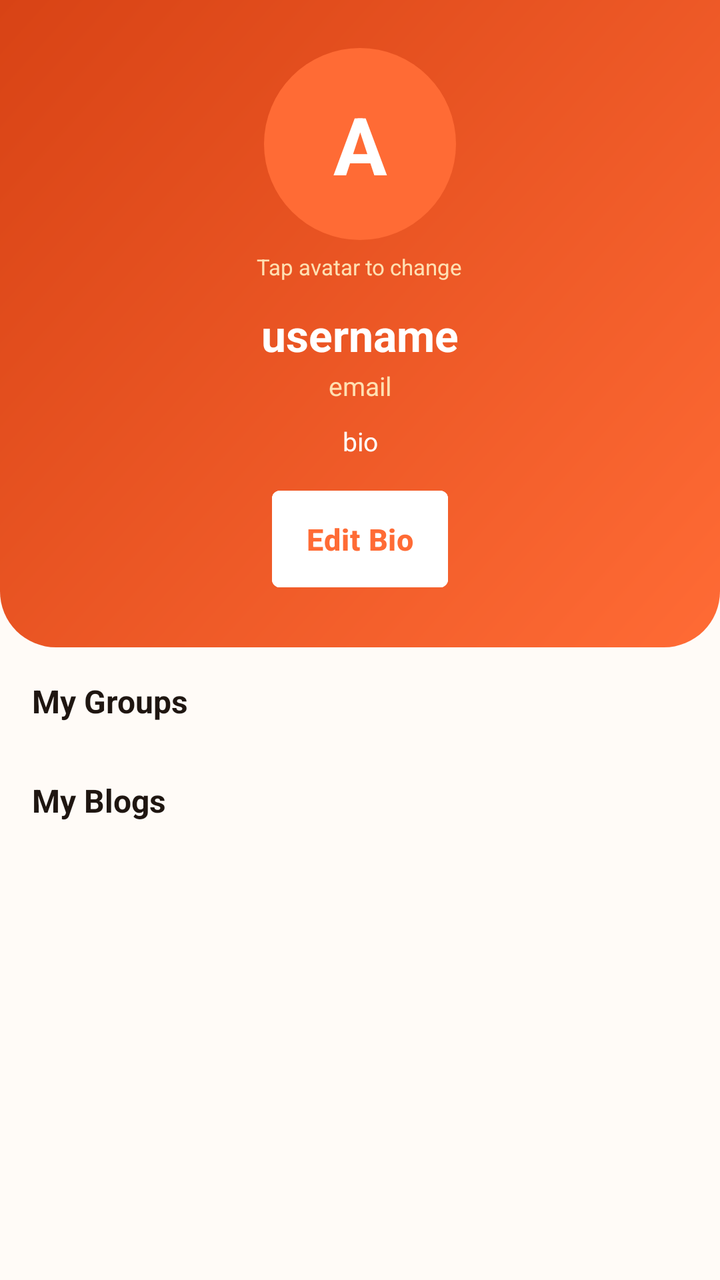
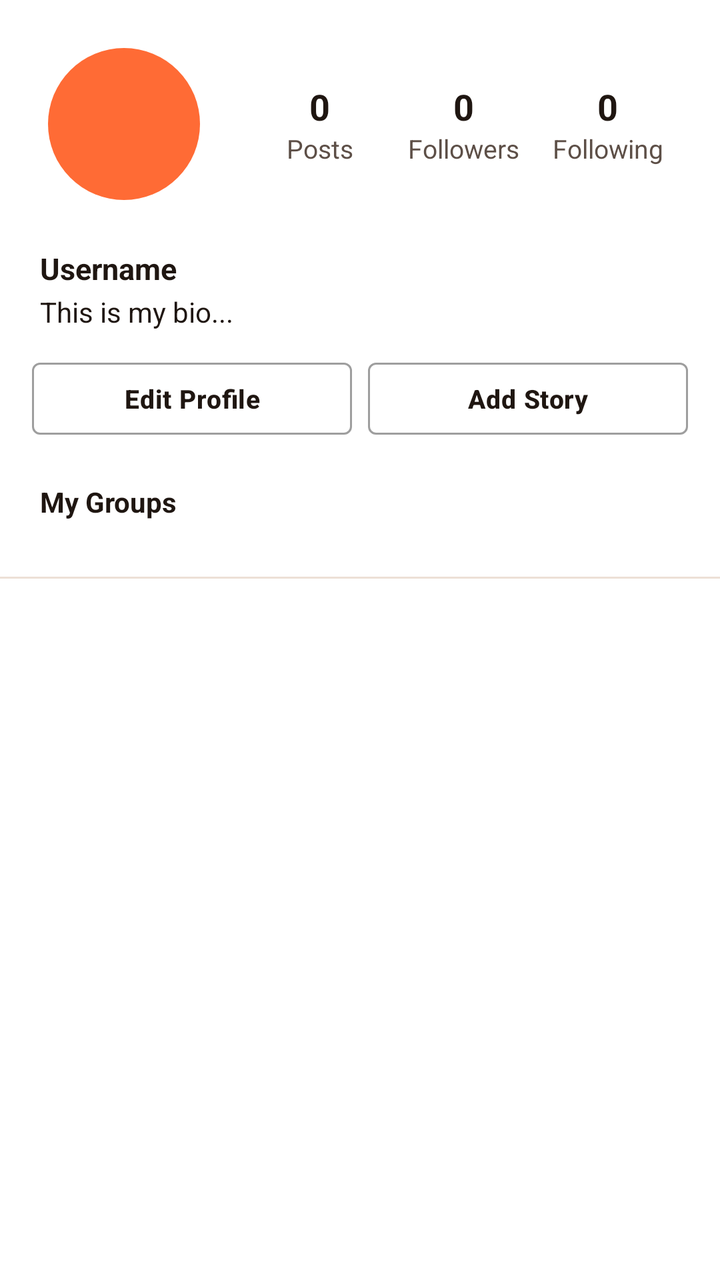

An Android layout rendered at two revisions. The XML below is the earlier revision; the diff shows what the commit changed to produce the second picture.
<!-- AndroidManifest.xml: application theme Theme.BlogSphere -->
<!-- res/layout/fragment_profile.xml -->
<?xml version="1.0" encoding="utf-8"?>
<androidx.core.widget.NestedScrollView xmlns:android="http://schemas.android.com/apk/res/android"
    xmlns:app="http://schemas.android.com/apk/res-auto"
    android:layout_width="match_parent"
    android:layout_height="match_parent"
    android:background="?android:colorBackground">

    <LinearLayout
        android:layout_width="match_parent"
        android:layout_height="wrap_content"
        android:orientation="vertical">

        
        <LinearLayout
            android:layout_width="match_parent"
            android:layout_height="wrap_content"
            android:background="@drawable/bg_nav_header"
            android:gravity="center"
            android:orientation="vertical"
            android:padding="24dp">

            <FrameLayout
                android:id="@+id/avatarContainer"
                android:layout_width="96dp"
                android:layout_height="96dp"
                android:clickable="true"
                android:focusable="true"
                android:background="?attr/selectableItemBackgroundBorderless">

                <View
                    android:id="@+id/avatarBg"
                    android:layout_width="match_parent"
                    android:layout_height="match_parent"
                    android:background="@drawable/bg_circle" />

                <TextView
                    android:id="@+id/avatarInitial"
                    android:layout_width="match_parent"
                    android:layout_height="match_parent"
                    android:gravity="center"
                    android:text="A"
                    android:textColor="@color/white"
                    android:textSize="40sp"
                    android:textStyle="bold" />

                <ImageView
                    android:id="@+id/avatarImage"
                    android:layout_width="match_parent"
                    android:layout_height="match_parent"
                    android:scaleType="centerCrop"
                    android:visibility="gone" />
            </FrameLayout>

            <TextView
                android:layout_width="wrap_content"
                android:layout_height="wrap_content"
                android:layout_marginTop="6dp"
                android:text="Tap avatar to change"
                android:textColor="@color/purple_light"
                android:textSize="11sp" />

            <TextView
                android:id="@+id/username"
                android:layout_width="wrap_content"
                android:layout_height="wrap_content"
                android:layout_marginTop="12dp"
                android:text="username"
                android:textColor="@color/white"
                android:textSize="22sp"
                android:textStyle="bold" />

            <TextView
                android:id="@+id/email"
                android:layout_width="wrap_content"
                android:layout_height="wrap_content"
                android:layout_marginTop="2dp"
                android:text="email"
                android:textColor="@color/purple_light"
                android:textSize="13sp" />

            <TextView
                android:id="@+id/bio"
                android:layout_width="match_parent"
                android:layout_height="wrap_content"
                android:layout_marginTop="10dp"
                android:gravity="center"
                android:text="bio"
                android:textColor="@color/white"
                android:textSize="13sp" />

            <com.google.android.material.button.MaterialButton
                android:id="@+id/btnEditBio"
                style="@style/Widget.MaterialComponents.Button.OutlinedButton"
                android:layout_width="wrap_content"
                android:layout_height="wrap_content"
                android:layout_marginTop="10dp"
                android:backgroundTint="@color/white"
                android:text="Edit Bio"
                android:textColor="@color/purple_primary"
                app:strokeColor="@color/white" />
        </LinearLayout>

        
        <TextView
            android:layout_width="wrap_content"
            android:layout_height="wrap_content"
            android:layout_marginHorizontal="16dp"
            android:layout_marginTop="16dp"
            android:text="My Groups"
            android:textColor="?attr/colorOnSurface"
            android:textSize="16sp"
            android:textStyle="bold" />

        <TextView
            android:id="@+id/emptyGroups"
            android:layout_width="wrap_content"
            android:layout_height="wrap_content"
            android:layout_marginHorizontal="16dp"
            android:layout_marginTop="6dp"
            android:text="@string/empty_groups"
            android:textColor="@color/on_surface_variant_light"
            android:textSize="13sp"
            android:visibility="gone" />

        <androidx.recyclerview.widget.RecyclerView
            android:id="@+id/rvGroups"
            android:layout_width="match_parent"
            android:layout_height="wrap_content"
            android:layout_marginTop="8dp"
            android:clipToPadding="false"
            android:orientation="horizontal"
            android:paddingHorizontal="12dp"
            android:scrollbars="none" />

        
        <TextView
            android:layout_width="wrap_content"
            android:layout_height="wrap_content"
            android:layout_marginHorizontal="16dp"
            android:layout_marginTop="20dp"
            android:text="My Blogs"
            android:textColor="?attr/colorOnSurface"
            android:textSize="16sp"
            android:textStyle="bold" />

        <TextView
            android:id="@+id/emptyBlogs"
            android:layout_width="wrap_content"
            android:layout_height="wrap_content"
            android:layout_marginHorizontal="16dp"
            android:layout_marginTop="6dp"
            android:text="@string/empty_my_blogs"
            android:textColor="@color/on_surface_variant_light"
            android:textSize="13sp"
            android:visibility="gone" />

        <androidx.recyclerview.widget.RecyclerView
            android:id="@+id/rvBlogs"
            android:layout_width="match_parent"
            android:layout_height="wrap_content"
            android:layout_marginTop="8dp"
            android:nestedScrollingEnabled="false"
            android:paddingBottom="24dp" />
    </LinearLayout>
</androidx.core.widget.NestedScrollView>
<!-- resources referenced by this layout -->
<resources>
  <color name="on_surface_variant_light">#5D4F47</color>
  <color name="purple_light">#FFE0B2</color>
  <color name="purple_primary">#FF6B35</color>
  <color name="white">#FFFFFF</color>
  <!-- drawable bg_circle (drawable) -->
  <?xml version="1.0" encoding="utf-8"?>
  <shape xmlns:android="http://schemas.android.com/apk/res/android"
      android:shape="oval">
      <solid android:color="@color/purple_primary" />
  </shape>
  <!-- drawable bg_nav_header (drawable) -->
  <?xml version="1.0" encoding="utf-8"?>
  <shape xmlns:android="http://schemas.android.com/apk/res/android"
      android:shape="rectangle">
      <gradient
          android:startColor="@color/purple_primary"
          android:endColor="@color/purple_primary_dark"
          android:angle="135" />
      <corners
          android:bottomLeftRadius="28dp"
          android:bottomRightRadius="28dp" />
  </shape>
  <string name="empty_groups">You haven\'t joined any groups yet.</string>
  <string name="empty_my_blogs">You haven\'t posted anything yet.</string>
  <style name="Theme.BlogSphere" parent="Theme.MaterialComponents.DayNight.NoActionBar">
          <item name="colorPrimary">@color/purple_primary</item>
          <item name="colorPrimaryVariant">@color/purple_primary_dark</item>
          <item name="colorOnPrimary">@color/white</item>
          <item name="colorSecondary">@color/pink_accent</item>
          <item name="colorSecondaryVariant">@color/pink_accent</item>
          <item name="colorOnSecondary">@color/black</item>
          <item name="android:colorBackground">@color/bg_light</item>
          <item name="colorSurface">@color/surface_light</item>
          <item name="colorOnSurface">@color/on_surface_light</item>
          <item name="android:statusBarColor">@color/purple_primary_dark</item>
          <item name="android:windowLightStatusBar">false</item>
          <item name="materialButtonStyle">@style/PrimaryButtonStyle</item>
      </style>
  <color name="purple_primary_dark">#D84315</color>
  <color name="pink_accent">#FFAB40</color>
  <color name="black">#000000</color>
  <color name="bg_light">#FFFBF7</color>
  <color name="surface_light">#FFFFFF</color>
  <color name="on_surface_light">#1F1611</color>
  <style name="PrimaryButtonStyle" parent="Widget.MaterialComponents.Button">
          <item name="cornerRadius">14dp</item>
          <item name="android:textSize">15sp</item>
          <item name="android:textAllCaps">false</item>
          <item name="android:letterSpacing">0.02</item>
          <item name="android:paddingVertical">14dp</item>
          <item name="android:textStyle">bold</item>
          <item name="elevation">0dp</item>
      </style>
</resources>

<!-- the commit's change to res/layout/fragment_profile.xml (unified diff, before → after) -->
@@ -3,124 +3,215 @@
     xmlns:app="http://schemas.android.com/apk/res-auto"
     android:layout_width="match_parent"
     android:layout_height="match_parent"
-    android:background="?android:colorBackground">
+    android:background="?attr/colorSurface">
 
     <LinearLayout
         android:layout_width="match_parent"
         android:layout_height="wrap_content"
-        android:orientation="vertical">
+        android:orientation="vertical"
+        android:paddingBottom="24dp">
 
         
         <LinearLayout
             android:layout_width="match_parent"
             android:layout_height="wrap_content"
-            android:background="@drawable/bg_nav_header"
-            android:gravity="center"
-            android:orientation="vertical"
-            android:padding="24dp">
+            android:orientation="horizontal"
+            android:padding="20dp"
+            android:gravity="center_vertical">
 
             <FrameLayout
                 android:id="@+id/avatarContainer"
-                android:layout_width="96dp"
-                android:layout_height="96dp"
-                android:clickable="true"
-                android:focusable="true"
-                android:background="?attr/selectableItemBackgroundBorderless">
+                android:layout_width="84dp"
+                android:layout_height="84dp">
 
                 <View
-                    android:id="@+id/avatarBg"
+                    android:id="@+id/storyRing"
                     android:layout_width="match_parent"
                     android:layout_height="match_parent"
-                    android:background="@drawable/bg_circle" />
-
-                <TextView
-                    android:id="@+id/avatarInitial"
+                    android:background="@drawable/bg_story_ring"
+                    android:visibility="gone" />
+
+                <FrameLayout
                     android:layout_width="match_parent"
                     android:layout_height="match_parent"
+                    android:layout_margin="4dp">
+                    <View
+                        android:id="@+id/avatarBg"
+                        android:layout_width="match_parent"
+                        android:layout_height="match_parent"
+                        android:background="@drawable/bg_circle" />
+                    <TextView
+                        android:id="@+id/avatarInitial"
+                        android:layout_width="match_parent"
+                        android:layout_height="match_parent"
+                        android:gravity="center"
+                        android:textColor="@color/white"
+                        android:textSize="32sp"
+                        android:textStyle="bold" />
+                    <com.google.android.material.imageview.ShapeableImageView
+                        android:id="@+id/avatarImage"
+                        android:layout_width="match_parent"
+                        android:layout_height="match_parent"
+                        android:scaleType="centerCrop"
+                        android:visibility="gone"
+                        android:contentDescription="@null"
+                        app:shapeAppearanceOverlay="@style/CircleAvatar" />
+                </FrameLayout>
+            </FrameLayout>
+
+            <LinearLayout
+                android:layout_width="0dp"
+                android:layout_height="wrap_content"
+                android:layout_weight="1"
+                android:orientation="horizontal"
+                android:gravity="center"
+                android:layout_marginStart="20dp">
+
+                <LinearLayout
+                    android:id="@+id/statPosts"
+                    android:layout_width="0dp"
+                    android:layout_height="wrap_content"
+                    android:layout_weight="1"
+                    android:orientation="vertical"
+                    android:gravity="center">
+                    <TextView
+                        android:id="@+id/countPosts"
+                        android:layout_width="wrap_content"
+                        android:layout_height="wrap_content"
+                        android:text="0"
+                        android:textColor="?attr/colorOnSurface"
+                        android:textStyle="bold"
+                        android:textSize="18sp" />
+                    <TextView
+                        android:layout_width="wrap_content"
+                        android:layout_height="wrap_content"
+                        android:text="Posts"
+                        android:textColor="@color/on_surface_variant_light"
+                        android:textSize="13sp" />
+                </LinearLayout>
+
+                <LinearLayout
+                    android:id="@+id/statFollowers"
+                    android:layout_width="0dp"
+                    android:layout_height="wrap_content"
+                    android:layout_weight="1"
+                    android:orientation="vertical"
                     android:gravity="center"
-                    android:text="A"
-                    android:textColor="@color/white"
-                    android:textSize="40sp"
-                    android:textStyle="bold" />
-
-                <ImageView
-                    android:id="@+id/avatarImage"
-                    android:layout_width="match_parent"
-                    android:layout_height="match_parent"
-                    android:scaleType="centerCrop"
-                    android:visibility="gone" />
-            </FrameLayout>
-
-            <TextView
-                android:layout_width="wrap_content"
-                android:layout_height="wrap_content"
-                android:layout_marginTop="6dp"
-                android:text="Tap avatar to change"
-                android:textColor="@color/purple_light"
-                android:textSize="11sp" />
-
+                    android:background="?attr/selectableItemBackground"
+                    android:clickable="true"
+                    android:focusable="true">
+                    <TextView
+                        android:id="@+id/countFollowers"
+                        android:layout_width="wrap_content"
+                        android:layout_height="wrap_content"
+                        android:text="0"
+                        android:textColor="?attr/colorOnSurface"
+                        android:textStyle="bold"
+                        android:textSize="18sp" />
+                    <TextView
+                        android:layout_width="wrap_content"
+                        android:layout_height="wrap_content"
+                        android:text="Followers"
+                        android:textColor="@color/on_surface_variant_light"
+                        android:textSize="13sp" />
+                </LinearLayout>
+
+                <LinearLayout
+                    android:id="@+id/statFollowing"
+                    android:layout_width="0dp"
+                    android:layout_height="wrap_content"
+                    android:layout_weight="1"
+                    android:orientation="vertical"
+                    android:gravity="center"
+                    android:background="?attr/selectableItemBackground"
+                    android:clickable="true"
+                    android:focusable="true">
+                    <TextView
+                        android:id="@+id/countFollowing"
+                        android:layout_width="wrap_content"
+                        android:layout_height="wrap_content"
+                        android:text="0"
+                        android:textColor="?attr/colorOnSurface"
+                        android:textStyle="bold"
+                        android:textSize="18sp" />
+                    <TextView
+                        android:layout_width="wrap_content"
+                        android:layout_height="wrap_content"
+                        android:text="Following"
+                        android:textColor="@color/on_surface_variant_light"
+                        android:textSize="13sp" />
+                </LinearLayout>
+            </LinearLayout>
+        </LinearLayout>
+
+        <LinearLayout
+            android:layout_width="match_parent"
+            android:layout_height="wrap_content"
+            android:orientation="vertical"
+            android:paddingHorizontal="20dp">
             <TextView
                 android:id="@+id/username"
                 android:layout_width="wrap_content"
                 android:layout_height="wrap_content"
-                android:layout_marginTop="12dp"
-                android:text="username"
-                android:textColor="@color/white"
-                android:textSize="22sp"
-                android:textStyle="bold" />
-
-            <TextView
-                android:id="@+id/email"
-                android:layout_width="wrap_content"
-                android:layout_height="wrap_content"
-                android:layout_marginTop="2dp"
-                android:text="email"
-                android:textColor="@color/purple_light"
-                android:textSize="13sp" />
-
+                android:text="Username"
+                android:textColor="?attr/colorOnSurface"
+                android:textStyle="bold"
+                android:textSize="15sp" />
             <TextView
                 android:id="@+id/bio"
                 android:layout_width="match_parent"
                 android:layout_height="wrap_content"
-                android:layout_marginTop="10dp"
-                android:gravity="center"
-                android:text="bio"
-                android:textColor="@color/white"
-                android:textSize="13sp" />
-
+                android:layout_marginTop="2dp"
+                android:text="This is my bio..."
+                android:textColor="?attr/colorOnSurface"
+                android:textSize="14sp" />
+        </LinearLayout>
+
+        <LinearLayout
+            android:layout_width="match_parent"
+            android:layout_height="wrap_content"
+            android:orientation="horizontal"
+            android:paddingHorizontal="16dp"
+            android:layout_marginTop="16dp">
             <com.google.android.material.button.MaterialButton
-                android:id="@+id/btnEditBio"
+                android:id="@+id/btnEditProfile"
                 style="@style/Widget.MaterialComponents.Button.OutlinedButton"
-                android:layout_width="wrap_content"
-                android:layout_height="wrap_content"
-                android:layout_marginTop="10dp"
-                android:backgroundTint="@color/white"
-                android:text="Edit Bio"
-                android:textColor="@color/purple_primary"
-                app:strokeColor="@color/white" />
+                android:layout_width="0dp"
+                android:layout_height="36dp"
+                android:layout_weight="1"
+                android:text="Edit Profile"
+                android:textSize="13sp"
+                android:padding="0dp"
+                android:insetTop="0dp"
+                android:insetBottom="0dp"
+                app:strokeColor="@color/grey_heart"
+                android:textColor="?attr/colorOnSurface" />
+            <com.google.android.material.button.MaterialButton
+                android:id="@+id/btnAddStory"
+                style="@style/Widget.MaterialComponents.Button.OutlinedButton"
+                android:layout_width="0dp"
+                android:layout_height="36dp"
+                android:layout_weight="1"
+                android:layout_marginStart="8dp"
+                android:text="Add Story"
+                android:textSize="13sp"
+                android:padding="0dp"
+                android:insetTop="0dp"
+                android:insetBottom="0dp"
+                app:strokeColor="@color/grey_heart"
+                android:textColor="?attr/colorOnSurface" />
         </LinearLayout>
 
         
         <TextView
             android:layout_width="wrap_content"
             android:layout_height="wrap_content"
-            android:layout_marginHorizontal="16dp"
-            android:layout_marginTop="16dp"
+            android:layout_marginHorizontal="20dp"
+            android:layout_marginTop="24dp"
             android:text="My Groups"
             android:textColor="?attr/colorOnSurface"
-            android:textSize="16sp"
+            android:textSize="14sp"
             android:textStyle="bold" />
-
-        <TextView
-            android:id="@+id/emptyGroups"
-            android:layout_width="wrap_content"
-            android:layout_height="wrap_content"
-            android:layout_marginHorizontal="16dp"
-            android:layout_marginTop="6dp"
-            android:text="@string/empty_groups"
-            android:textColor="@color/on_surface_variant_light"
-            android:textSize="13sp"
-            android:visibility="gone" />
 
         <androidx.recyclerview.widget.RecyclerView
             android:id="@+id/rvGroups"
@@ -129,37 +220,23 @@
             android:layout_marginTop="8dp"
             android:clipToPadding="false"
             android:orientation="horizontal"
-            android:paddingHorizontal="12dp"
-            android:scrollbars="none" />
+            android:paddingHorizontal="16dp"
+            app:layoutManager="androidx.recyclerview.widget.LinearLayoutManager" />
+
+        <View
+            android:layout_width="match_parent"
+            android:layout_height="1dp"
+            android:background="@color/divider"
+            android:layout_marginTop="20dp" />
 
         
-        <TextView
-            android:layout_width="wrap_content"
-            android:layout_height="wrap_content"
-            android:layout_marginHorizontal="16dp"
-            android:layout_marginTop="20dp"
-            android:text="My Blogs"
-            android:textColor="?attr/colorOnSurface"
-            android:textSize="16sp"
-            android:textStyle="bold" />
-
-        <TextView
-            android:id="@+id/emptyBlogs"
-            android:layout_width="wrap_content"
-            android:layout_height="wrap_content"
-            android:layout_marginHorizontal="16dp"
-            android:layout_marginTop="6dp"
-            android:text="@string/empty_my_blogs"
-            android:textColor="@color/on_surface_variant_light"
-            android:textSize="13sp"
-            android:visibility="gone" />
-
         <androidx.recyclerview.widget.RecyclerView
             android:id="@+id/rvBlogs"
             android:layout_width="match_parent"
             android:layout_height="wrap_content"
-            android:layout_marginTop="8dp"
             android:nestedScrollingEnabled="false"
-            android:paddingBottom="24dp" />
+            app:layoutManager="androidx.recyclerview.widget.GridLayoutManager"
+            app:spanCount="3" />
+
     </LinearLayout>
 </androidx.core.widget.NestedScrollView>
<!-- resource entries referenced after the edit -->
@@ -1,7 +1,8 @@
 <!-- resources referenced by this layout -->
 <resources>
+  <color name="divider">#EDE0D6</color>
+  <color name="grey_heart">#9E9E9E</color>
   <color name="on_surface_variant_light">#5D4F47</color>
-  <color name="purple_light">#FFE0B2</color>
   <color name="purple_primary">#FF6B35</color>
   <color name="white">#FFFFFF</color>
   <!-- drawable bg_circle (drawable) -->
@@ -10,20 +11,22 @@
       android:shape="oval">
       <solid android:color="@color/purple_primary" />
   </shape>
-  <!-- drawable bg_nav_header (drawable) -->
+  <!-- drawable bg_story_ring (drawable) -->
   <?xml version="1.0" encoding="utf-8"?>
   <shape xmlns:android="http://schemas.android.com/apk/res/android"
-      android:shape="rectangle">
-      <gradient
-          android:startColor="@color/purple_primary"
-          android:endColor="@color/purple_primary_dark"
-          android:angle="135" />
-      <corners
-          android:bottomLeftRadius="28dp"
-          android:bottomRightRadius="28dp" />
+      android:shape="oval">
+      <stroke
+          android:width="3dp"
+          android:color="@color/pink_accent" />
+      <padding
+          android:left="5dp"
+          android:top="5dp"
+          android:right="5dp"
+          android:bottom="5dp" />
   </shape>
-  <string name="empty_groups">You haven\'t joined any groups yet.</string>
-  <string name="empty_my_blogs">You haven\'t posted anything yet.</string>
+  <style name="CircleAvatar">
+          <item name="cornerSize">50%</item>
+      </style>
   <style name="Theme.BlogSphere" parent="Theme.MaterialComponents.DayNight.NoActionBar">
           <item name="colorPrimary">@color/purple_primary</item>
           <item name="colorPrimaryVariant">@color/purple_primary_dark</item>
